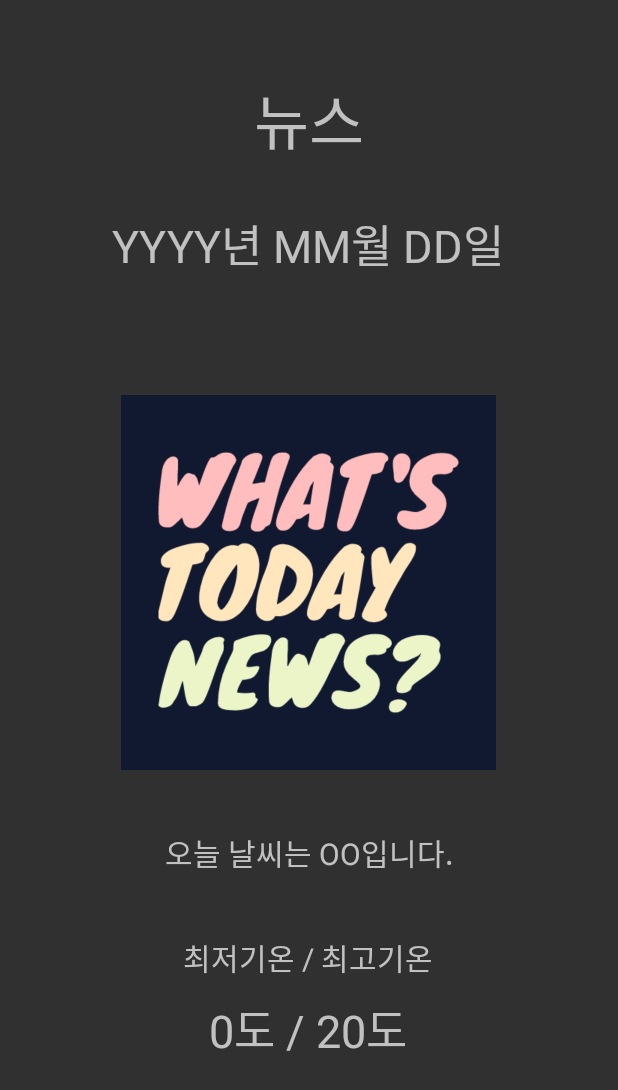
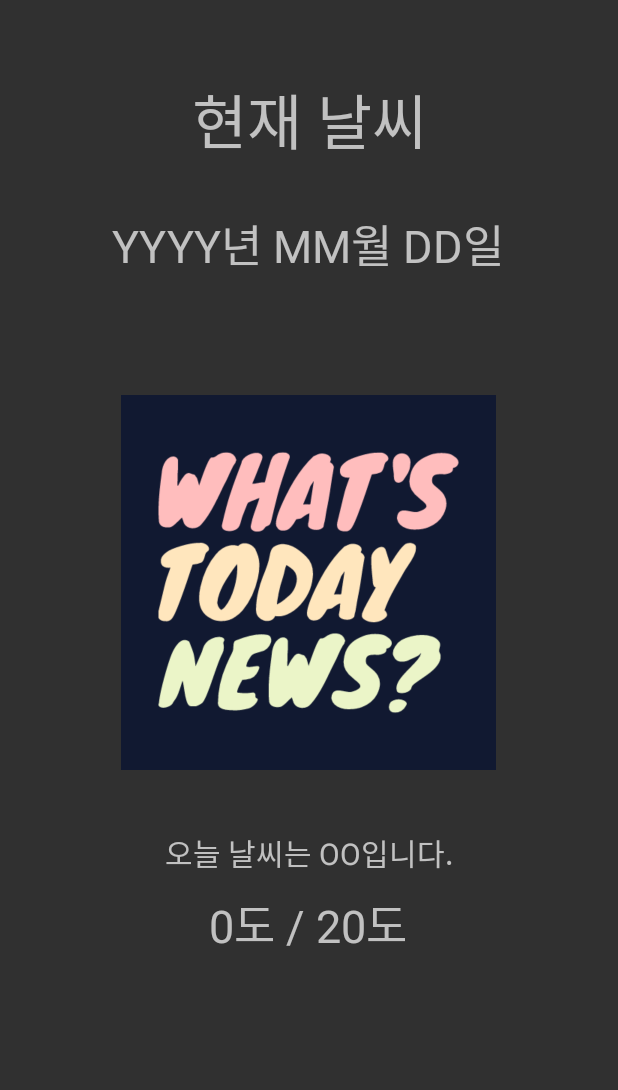
Before and after one commit to jinlee1703/yu_SoftwareDesign, an Android app: the WeatherActivity screen opened directly, with no data from a screen before it, on a phone screen of 412 x 824 dp. Shown: the top 1090 px of the screen. Run offline under Robolectric (Android 15) with nearby library versions, the phone set to English and light mode, and no system bars; network calls fail.

Commit message:
feat: weather

```diff
--- a/app/build.gradle
+++ b/app/build.gradle
@@ -44,4 +44,7 @@ dependencies {
     // glide 라이브러리 추가 - 참고: https://github.com/bumptech/glide
     implementation 'com.github.bumptech.glide:glide:4.12.0'
     annotationProcessor 'com.github.bumptech.glide:compiler:4.12.0'
+
+    // 크롤링을 위한 jsoup
+    implementation 'org.jsoup:jsoup:1.13.1'
 }
--- a/app/src/main/AndroidManifest.xml
+++ b/app/src/main/AndroidManifest.xml
@@ -4,6 +4,7 @@
 
     <uses-permission android:name="android.permission.WRITE_EXTERNAL_STORAGE" />
     <uses-permission android:name="android.permission.READ_EXTERNAL_STORAGE" />
+    <uses-permission android:name="android.permission.INTERNET" />
 
     <application
         android:allowBackup="true"
@@ -11,6 +12,8 @@
         android:label="@string/app_name"
         android:roundIcon="@mipmap/ic_launcher_round"
         android:supportsRtl="true"
+        android:usesCleartextTraffic="true"
+        android:networkSecurityConfig="@xml/network_security_config"
         android:theme="@style/Theme.AppCompat.NoActionBar">
         <activity android:name=".activity.NewsFormActivity"></activity>
         <activity android:name=".activity.UserListActivity" />
--- a/app/src/main/java/com/example/news_application/activity/MenuActivity.java
+++ b/app/src/main/java/com/example/news_application/activity/MenuActivity.java
@@ -37,8 +37,6 @@ public class MenuActivity extends AppCompatActivity {
         }
         setTextViews(DB.loginUser.getUserRole());
         setButtons(DB.loginUser.getUserRole());
-
-        Toast.makeText(this, ReportActivity.class.getName(), Toast.LENGTH_SHORT).show();
     }
 
     public void setTextViews(int role) {
--- a/app/src/main/java/com/example/news_application/activity/WeatherActivity.java
+++ b/app/src/main/java/com/example/news_application/activity/WeatherActivity.java
@@ -1,28 +1,91 @@
 package com.example.news_application.activity;
 
+import androidx.annotation.NonNull;
 import androidx.appcompat.app.AppCompatActivity;
 
 import android.os.Bundle;
+import android.os.Handler;
+import android.os.Looper;
+import android.os.Message;
+import android.util.Log;
 import android.widget.ImageView;
 import android.widget.TextView;
 
 import com.example.news_application.R;
 
+import org.jsoup.Jsoup;
+import org.jsoup.nodes.Document;
+import org.jsoup.select.Elements;
 import org.w3c.dom.Text;
+
+import java.io.IOException;
+import java.text.SimpleDateFormat;
+import java.util.Date;
 
 public class WeatherActivity extends AppCompatActivity {
     private TextView dateText;
     private ImageView imageView;
     private TextView explanationText;
     private TextView temperaturesText;
+    ValueHandler handler = new ValueHandler();
 
     @Override
     protected void onCreate(Bundle savedInstanceState) {
         super.onCreate(savedInstanceState);
         setContentView(R.layout.activity_weather);
+
+        dateText = (TextView) findViewById(R.id.weather_dateText);
+        imageView = (ImageView) findViewById(R.id.weather_imageView);
+        explanationText = (TextView) findViewById(R.id.weather_weatherExplanation);
+        temperaturesText = (TextView) findViewById(R.id.weather_temperaturesText);
+
+        BackgroundThread thread = new BackgroundThread();
+        thread.start();
     }
 
-    public void setWeatherInfo() {
+    class BackgroundThread extends Thread {
+        @Override
+        public void run() {
+            try {
+                String URL = "https://m.search.naver.com/search.naver?sm=mtp_hty.top&where=m&query=%EC%84%9C%EC%9A%B8+%EB%82%A0%EC%94%A8";
+                Document doc = Jsoup.connect(URL).get();	//URL 웹사이트에 있는 html 코드를 다 끌어오기
+                Elements temele = doc.select(".temperature_text");	//끌어온 html에서 클래스네임이 "temperature_text" 인 값만 선택해서 빼오기
+                Elements temele_info = doc.select(".before_slash");
+                boolean isEmpty = temele.isEmpty(); //빼온 값 null체크
+                Log.d("Tag", "isNull? : " + isEmpty); //로그캣 출력
+                if(isEmpty == false) { //null값이 아니면 크롤링 실행
+                    String tem = temele.get(0).text().substring(5); //크롤링 하면 "현재온도30'c" 이런식으로 뽑아와지기 때문에, 현재온도를 잘라내고 30'c만 뽑아내는 코드
+                    Bundle bundle = new Bundle();
+                    bundle.putString("temperature", tem); //bundle 이라는 자료형에 뽑아낸 결과값 담아서 main Thread로 보내기
+                    bundle.putString("temperature_info", temele_info.get(0).text());
+                    Message msg = handler.obtainMessage();
+                    msg.setData(bundle);
+                    handler.sendMessage(msg);
+                }
+            } catch (IOException e) {
+                e.printStackTrace();
+            }
+        }
+    }
 
+    class ValueHandler extends Handler {
+        @Override
+        public void handleMessage(@NonNull Message msg) {
+            super.handleMessage(msg);
+            Bundle bundle = msg.getData();                            // new Thread에서 작업한 결과물 받기
+            dateText.setText(new SimpleDateFormat("yyyy년 MM월 dd일").format(new Date()));
+            temperaturesText.setText(bundle.getString("temperature"));   //받아온 데이터 textView에 출력
+            explanationText.setText(bundle.getString("temperature_info"));
+
+            if (explanationText.getText().toString().equals("맑음")) {
+                imageView.setImageResource(R.drawable.sunny);
+            }else if (explanationText.getText().toString().equals("구름많음")) {
+                imageView.setImageResource(R.drawable.cloudy);
+            } else if (explanationText.getText().toString().equals("흐리고 비")) {
+                imageView.setImageResource(R.drawable.rain);
+            } else {
+                imageView.setImageResource(R.drawable.etc);
+            }
+        }
     }
 }
--- a/app/src/main/java/com/example/news_application/db/DB.java
+++ b/app/src/main/java/com/example/news_application/db/DB.java
@@ -9,6 +9,7 @@ import android.database.sqlite.SQLiteStatement;
 import android.graphics.Bitmap;
 import android.graphics.drawable.BitmapDrawable;
 import android.graphics.drawable.Drawable;
+import android.provider.DocumentsContract;
 import android.util.Log;
 import android.widget.Toast;
 
--- a/app/src/main/res/layout/activity_weather.xml
+++ b/app/src/main/res/layout/activity_weather.xml
@@ -11,14 +11,14 @@
         android:layout_width="wrap_content"
         android:layout_height="wrap_content"
         android:layout_marginTop="50dp"
-        android:text="뉴스"
+        android:text="현재 날씨"
         android:textSize="40dp"
         app:layout_constraintEnd_toEndOf="parent"
         app:layout_constraintStart_toStartOf="parent"
         app:layout_constraintTop_toTopOf="parent" />
 
     <TextView
-        android:id="@+id/dateText"
+        android:id="@+id/weather_dateText"
         android:layout_width="wrap_content"
         android:layout_height="wrap_content"
         android:layout_marginTop="30dp"
@@ -30,19 +30,19 @@
         app:layout_constraintTop_toBottomOf="@+id/title" />
 
     <ImageView
-        android:id="@+id/imageView"
+        android:id="@+id/weather_imageView"
         android:layout_width="250dp"
         android:layout_height="250dp"
         app:layout_constraintBottom_toBottomOf="parent"
         app:layout_constraintEnd_toEndOf="parent"
         app:layout_constraintHorizontal_bias="0.496"
         app:layout_constraintStart_toStartOf="parent"
-        app:layout_constraintTop_toBottomOf="@+id/dateText"
+        app:layout_constraintTop_toBottomOf="@+id/weather_dateText"
         app:layout_constraintVertical_bias="0.2"
         app:srcCompat="@drawable/logo" />
 
     <TextView
-        android:id="@+id/weatherExplanation"
+        android:id="@+id/weather_weatherExplanation"
         android:layout_width="wrap_content"
         android:layout_height="wrap_content"
         android:layout_marginTop="40dp"
@@ -50,22 +50,11 @@
         android:text="오늘 날씨는 OO입니다."
         app:layout_constraintEnd_toEndOf="parent"
         app:layout_constraintStart_toStartOf="parent"
-        app:layout_constraintTop_toBottomOf="@+id/imageView" />
+        app:layout_constraintTop_toBottomOf="@+id/weather_imageView" />
+
 
     <TextView
-        android:id="@+id/textView4"
-        android:layout_width="wrap_content"
-        android:layout_height="wrap_content"
-        android:layout_marginTop="40dp"
-        android:text="최저기온 / 최고기온"
-        android:textSize="20dp"
-        app:layout_constraintEnd_toEndOf="parent"
-        app:layout_constraintHorizontal_bias="0.496"
-        app:layout_constraintStart_toStartOf="parent"
-        app:layout_constraintTop_toBottomOf="@+id/weatherExplanation" />
-
-    <TextView
-        android:id="@+id/temperaturesText"
+        android:id="@+id/weather_temperaturesText"
         android:layout_width="wrap_content"
         android:layout_height="wrap_content"
         android:layout_marginTop="10dp"
@@ -74,6 +63,6 @@
         app:layout_constraintEnd_toEndOf="parent"
         app:layout_constraintHorizontal_bias="0.498"
         app:layout_constraintStart_toStartOf="parent"
-        app:layout_constraintTop_toBottomOf="@+id/textView4" />
+        app:layout_constraintTop_toBottomOf="@+id/weather_weatherExplanation" />
 
 </androidx.constraintlayout.widget.ConstraintLayout>
--- /dev/null
+++ b/app/src/main/res/xml/network_security_config.xml
@@ -0,0 +1,5 @@
+<?xml version="1.0" encoding="utf-8"?>
+<network-security-config>
+    <!--Set application-wide security config using base-config tag.-->
+    <base-config cleartextTrafficPermitted="true"/>
+</network-security-config>
```
Also changed, not shown: app/src/main/java/com/example/news_application/activity/MyTraceActivity.java (+7 -0 lines), app/src/main/java/com/example/news_application/activity/NewsListActivity.java (+12 -0 lines), app/src/main/java/com/example/news_application/activity/UserInfoActivity.java (+16 -0 lines), app/src/main/java/com/example/news_application/obj/News.java (+43 -0 lines), app/src/main/res/layout/activity_my_trace.xml (+70 -60 lines), app/src/main/res/drawable/cloudy.png (added), app/src/main/res/drawable/etc.png (added), app/src/main/res/drawable/rain.png (added), app/src/main/res/drawable/sunny.png (added).
